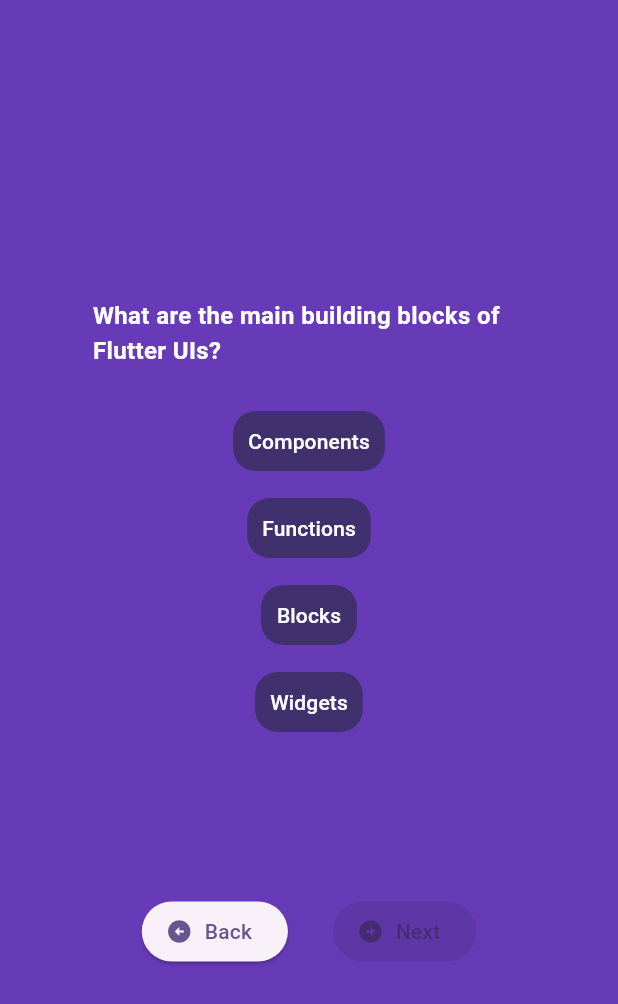
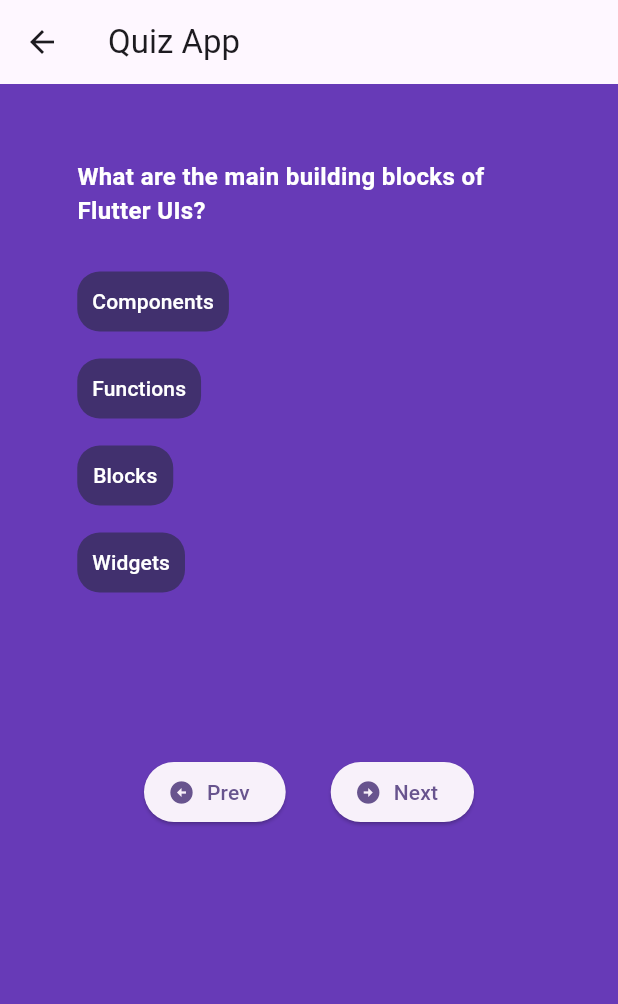
Before and after one commit to gayashan4lk/flutter_quiz_app, a Flutter app: the Quiz screen opened by its route, on a phone screen of 412 x 824 dp. Shown: the top 1004 px of the screen. Run offline on Flutter 3.47's test engine with Material 2 defaults, Android fonts, the phone set to English and light mode, and no system bars.

Commit message:
show questions prv and next

```diff
--- a/lib/quiz.dart
+++ b/lib/quiz.dart
@@ -1,17 +1,37 @@
 import 'package:flutter/material.dart';
 import 'package:flutter_quiz_app/data/questions_data.dart';
+import 'package:flutter_quiz_app/models/quiz_answer.dart';
 
 import 'widgets/answer_button.dart';
 import 'widgets/question_text.dart';
 
-class Quiz extends StatelessWidget {
+class Quiz extends StatefulWidget {
   Quiz({super.key});
 
-  final shuffledAnsers = questions[0].answers.toList()..shuffle();
+  @override
+  State<Quiz> createState() => _QuizState();
+}
+
+class _QuizState extends State<Quiz> {
+  int indexOfQues = 0;
+
+  @override
+  void initState() {
+    indexOfQues = 0;
+    super.initState();
+  }
+
+  List<QuizAnswer> shuffleAnswers(List<QuizAnswer> answers){
+    var shuffledAnswers = answers.toList()..shuffle();
+    return shuffledAnswers;
+  }
 
   @override
   Widget build(BuildContext context) {
     return Scaffold(
+      appBar: AppBar(
+        title: const Text("Quiz App"),
+      ),
       body: Container(
         decoration: const BoxDecoration(
           color: Colors.deepPurple,
@@ -19,24 +39,23 @@ class Quiz extends StatelessWidget {
         child: SizedBox(
           width: double.infinity,
           child: Column(
-            mainAxisAlignment: MainAxisAlignment.center,
+            mainAxisAlignment: MainAxisAlignment.start,
             children: <Widget>[
-              QuestionText(questions[0].question),
-              ...shuffledAnsers.map((answer) => AnswerButton(answer.answer)),
+              const SizedBox(height: 30),
+              QuestionText(questions[indexOfQues].question),
+              ...shuffleAnswers(questions[indexOfQues].answers).map((answer) => AnswerButton(answer.answer)),
               const SizedBox(height: 100),
               Row(
                 mainAxisAlignment: MainAxisAlignment.center,
                 children: <Widget>[
                   ElevatedButton.icon(
-                    onPressed: () {
-                      Navigator.pop(context);
-                    },
+                    onPressed: () => {setState(() { indexOfQues--; })},
                     icon: const Icon(Icons.arrow_circle_left_sharp),
-                    label: const Text("Back"),
+                    label: const Text("Prev"),
                   ),
                   const SizedBox(width: 30),
                   ElevatedButton.icon(
-                    onPressed: null,
+                    onPressed: () => {setState(() { indexOfQues++; })},
                     icon: const Icon(Icons.arrow_circle_right_sharp),
                     label: const Text("Next"),
                   ),
--- a/lib/widgets/answer_button.dart
+++ b/lib/widgets/answer_button.dart
@@ -9,9 +9,9 @@ class AnswerButton extends StatelessWidget {
   Widget build(BuildContext context) {
     return Container(
       constraints: BoxConstraints(
-        maxWidth: MediaQuery.of(context).size.width * 0.8,
+        maxWidth: MediaQuery.of(context).size.width * 0.75,
       ),
-      alignment: Alignment.topCenter,
+      alignment: Alignment.topLeft,
       padding: const EdgeInsets.symmetric(vertical: 5, horizontal: 0),
       child: FilledButton.tonal(
         onPressed: () {
--- a/lib/widgets/question_text.dart
+++ b/lib/widgets/question_text.dart
@@ -11,7 +11,7 @@ class QuestionText extends StatelessWidget {
   @override
   Widget build(BuildContext context) {
     return Container(
-      width: MediaQuery.of(context).size.width * 0.7,
+      width: MediaQuery.of(context).size.width * 0.75,
       padding: const EdgeInsets.symmetric(horizontal: 0, vertical: 20),
       child: Text(
         text,
```
